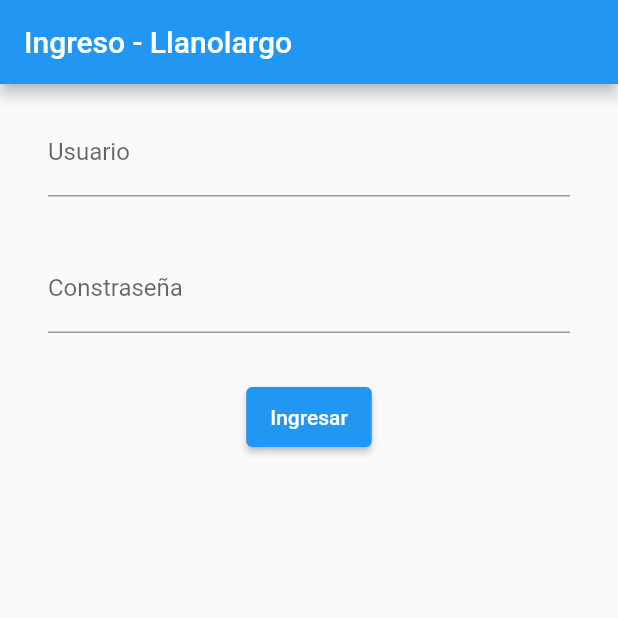
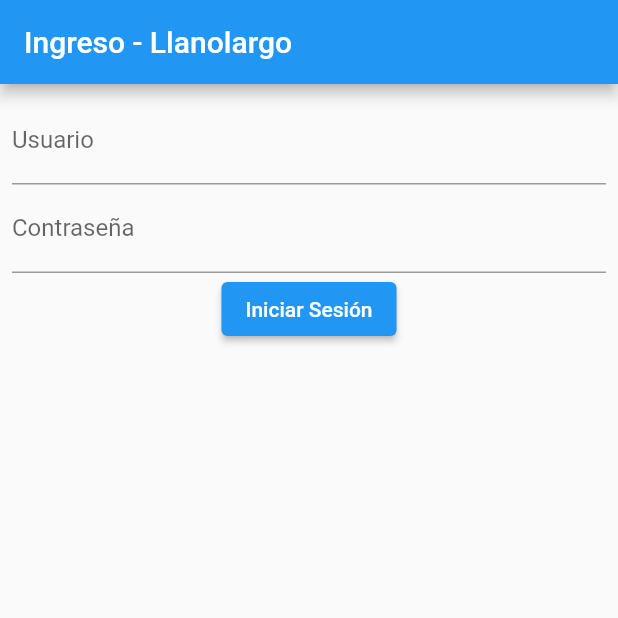
Before and after one commit to Jguevara82/proyecto-movil-uan, a Flutter app: the screen it shows after launch, on a phone screen of 412 x 824 dp, the top half of it. Run offline on Flutter 3.47's test engine with Material 2 defaults, Android fonts, the light colour scheme and no system bars; missing offline and left inert: graphic.

Commit message:
Login v1 y más vistas

```diff
--- a/lib/main.dart
+++ b/lib/main.dart
@@ -1,9 +1,10 @@
+import 'package:app_llanolargo/view/login_page.dart';
 import 'package:app_llanolargo/view/login_view.dart';
 import 'package:flutter/material.dart';
 
 void main() {
-  runApp(const MaterialApp(
+  runApp(MaterialApp(
     title: 'Navigation Basics',
-    home: LoginView(),
+    home: LoginPage(),
   ));
 }
--- /dev/null
+++ b/lib/model/user.dart
@@ -0,0 +1,10 @@
+class User {
+  final String username;
+  final String password;
+
+  User({required this.username, required this.password});
+
+  User.fromJson(Map<String, dynamic> json)
+      : username = json['username'].toString(),
+        password = json['password'].toString();
+}
--- a/lib/view/lista_aves_view.dart
+++ b/lib/view/lista_aves_view.dart
@@ -24,6 +24,7 @@ class ListaAvesView extends StatelessWidget {
           ),
           itemBuilder: (context, index) {
             return ListTile(
+              leading: Image.network('https://cdn-icons-png.flaticon.com/512/7309/7309075.png'),
               title: Text(items[index]),
               subtitle: Text('apodo $index'),
               trailing: IconButton(onPressed: (){}, icon: const Icon(Icons.delete)),
--- /dev/null
+++ b/lib/view/login_page.dart
@@ -0,0 +1,116 @@
+import 'package:flutter/material.dart';
+import 'package:provider/provider.dart';
+import '../view_model/login_vm.dart';
+import 'lista_aves_view.dart';
+
+class LoginPage extends StatelessWidget {
+  const LoginPage({super.key});
+
+  @override
+  Widget build(BuildContext context) {
+    const appTitle = 'Ingreso - Llanolargo';
+
+    return Scaffold(
+      appBar: AppBar(
+        title: const Text(appTitle),
+      ),
+      body: const MyCustomForm(),
+    );
+  }
+}
+
+class MyCustomForm extends StatefulWidget {
+  const MyCustomForm({super.key});
+
+  @override
+  MyCustomFormState createState() {
+    return MyCustomFormState();
+  }
+}
+
+// Create a corresponding State class.
+// This class holds data related to the form.
+class MyCustomFormState extends State<MyCustomForm> {
+  // Create a global key that uniquely identifies the Form widget
+  // and allows validation of the form.
+  //
+  // Note: This is a GlobalKey<FormState>,
+  // not a GlobalKey<MyCustomFormState>.
+  final _formKey = GlobalKey<FormState>();
+
+  @override
+  Widget build(BuildContext context) {
+    // Build a Form widget using the _formKey created above.
+    return Form(
+      key: _formKey,
+      child: ChangeNotifierProvider(
+        create: (context) => LoginViewModel(),
+        child: Consumer<LoginViewModel>(
+            builder: (context, model, child) => Padding(
+              padding: const EdgeInsets.all(8.0),
+              child: Column(
+                children: <Widget>[
+                  TextFormField(
+                    validator: (value) {
+                      if (value == null || value.isEmpty) {
+                        return 'Ingresa un nombre de usuario';
+                      }
+                      model.username = value;
+                      return null;
+                    },
+                    //onChanged: (value) => model.username = value,
+                    decoration: InputDecoration(labelText: 'Usuario'),
+                  ),
+                  TextFormField(
+                    validator: (value) {
+                      if (value == null || value.isEmpty) {
+                        return 'Ingresa una contraseña';
+                      } else if (value.length < 8) {
+                        return 'La contraseña no tiene el tamaño requerido';
+                      }
+                      model.password = value;
+                      return null;
+                    },
+                    //onChanged: (value) => model.password = value,
+                    decoration: InputDecoration(labelText: 'Contraseña'),
+                    obscureText: true,
+                  ),
+                  ElevatedButton(
+                    child: Text('Iniciar Sesión'),
+                    onPressed: () async {
+                      if(_formKey.currentState!.validate()){
+                        ScaffoldMessenger.of(context).showSnackBar(
+                          const SnackBar(content: Text('Validando campos...')),
+                        );
+                        if (await model.login()) {
+                          // Navega a la siguiente pantalla
+                          Navigator.push(
+                            context,
+                            MaterialPageRoute(
+                              builder: (context) => ListaAvesView(
+                                items: List<String>.generate(200, (i) => 'Ave $i'),
+                              ),
+                            ),
+                          );
+                        } else {
+                          ScaffoldMessenger.of(context).showSnackBar(
+                            const SnackBar(content: Text('Usuario o contraseña incorrectos')),
+                          );
+                          // Muestra un mensaje de error
+                        }
+                      }else{
+                        ScaffoldMessenger.of(context).showSnackBar(
+                          const SnackBar(content: Text('Error de validación de campos')),
+                        );
+                      }
+
+                    },
+                  ),
+                ],
+              ),
+            ),
+          ),
+      ),
+    );
+  }
+}
--- a/lib/view/login_view.dart
+++ b/lib/view/login_view.dart
@@ -64,6 +64,7 @@ class MyCustomFormState extends State<MyCustomForm> {
           Padding(
             padding: const EdgeInsets.symmetric(horizontal: 32, vertical: 16),
             child: TextFormField(
+              obscureText: true,
               validator: (value) {
                 if (value == null || value.isEmpty) {
                   return 'Ingresa una contraseña';
--- /dev/null
+++ b/lib/view_model/login_vm.dart
@@ -0,0 +1,16 @@
+import 'package:flutter/material.dart';
+import '../model/user.dart';
+import '../model/api_service.dart';
+
+class LoginViewModel extends ChangeNotifier {
+  ApiService apiService = ApiService();
+
+  String username = '';
+  String password = '';
+
+  Future<bool> login() async {
+    User user = User(username: username, password: password);
+    var response = await apiService.login(user);
+    return response['success'] == true;
+  }
+}
--- a/pubspec.yaml
+++ b/pubspec.yaml
@@ -36,6 +36,8 @@ dependencies:
   # Use with the CupertinoIcons class for iOS style icons.
   cupertino_icons: ^1.0.2
   http: ^0.13.3
+  graphic: ^2.2.1
+  provider: ^6.1.0
 
 dev_dependencies:
   flutter_test:
```
Also changed, not shown: lib/model/api_service.dart (added, +45 -0 lines), lib/model/chicken.dart (added, +9 -0 lines), lib/view/chicken_page.dart (added, +36 -0 lines), lib/view/dashboard_view.dart (added, +62 -0 lines), lib/view/detalle_ave_view.dart (+24 -0 lines), lib/view_model/chicken_vm.dart (added, +33 -0 lines), pubspec.lock.
